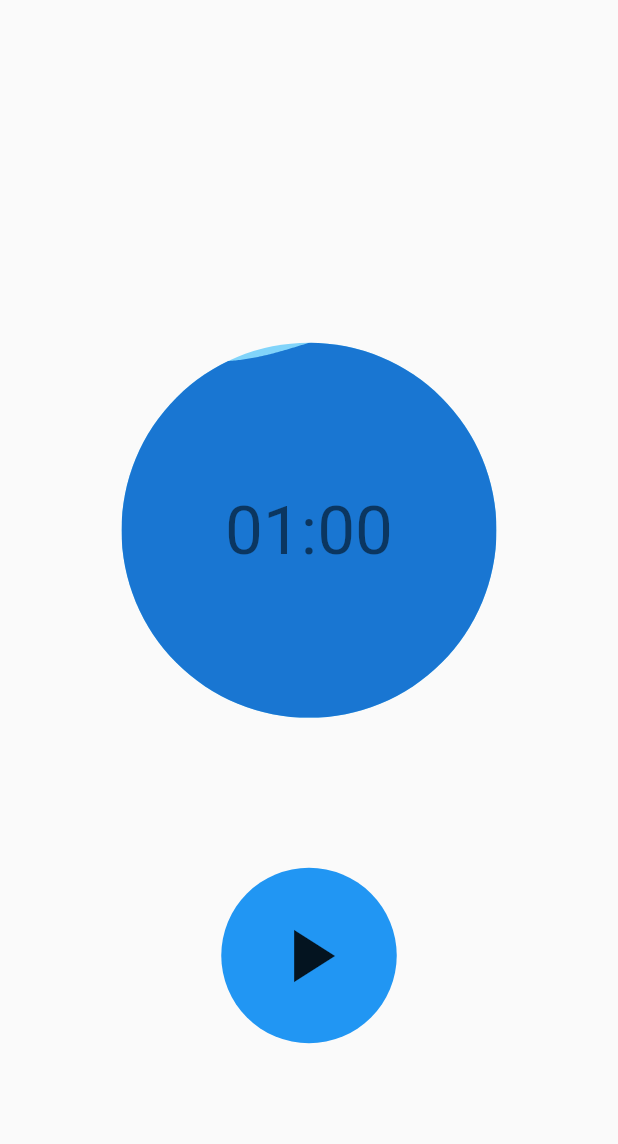
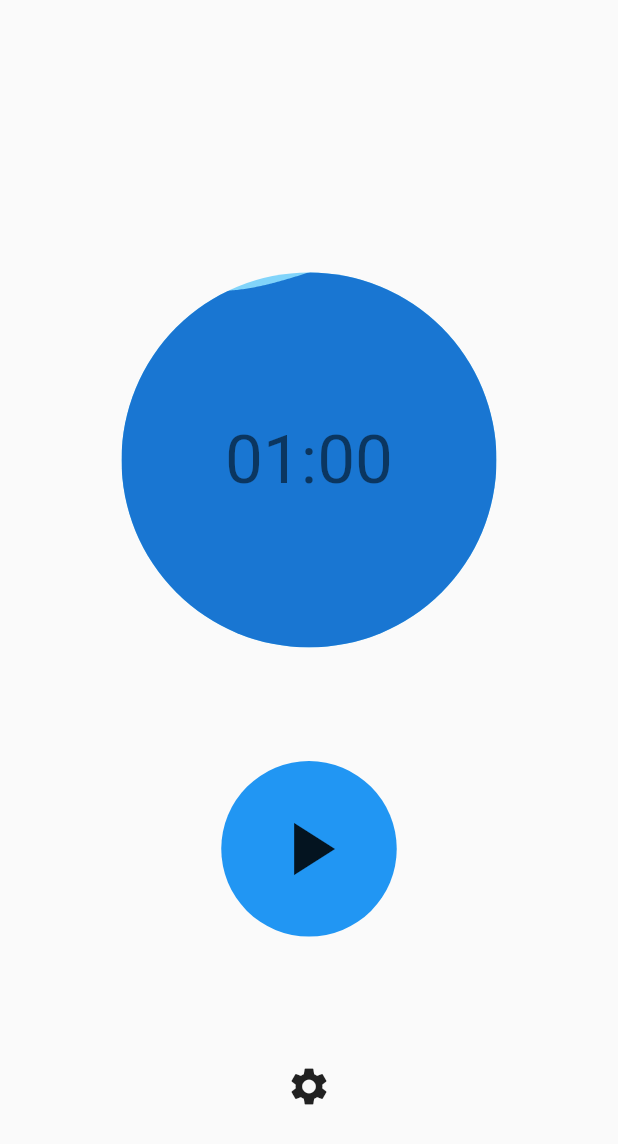
Before and after one commit to MatthieuNadeau96/flow_time_2, a Flutter app: the screen it shows after launch, on a phone screen of 412 x 824 dp. Shown: the top 1144 px of the screen. Run offline on Flutter 3.47's test engine with Material 2 defaults, Android fonts, the phone set to English and light mode, and no system bars; our stand-ins replace bloc, equatable, flutter_bloc, liquid_progress_indicator.

Commit message:
Add IconButton for Settings

```diff
--- a/lib/screens/timer_screen.dart
+++ b/lib/screens/timer_screen.dart
@@ -68,17 +68,20 @@ class TimerView extends StatelessWidget {
         children: [
           Column(
             crossAxisAlignment: CrossAxisAlignment.center,
-            mainAxisAlignment: MainAxisAlignment.center,
+            mainAxisAlignment: MainAxisAlignment.spaceEvenly,
             children: [
-              const Padding(
-                padding: EdgeInsets.symmetric(vertical: 100),
-                child: Center(child: TimerDisplay()),
-              ),
+              const SizedBox(height: 30),
+              const TimerDisplay(),
               ActionButtons(
                 animationController: animationController,
                 animation: animation,
                 radiansFromDegree: radiansFromDegree,
-              )
+              ),
+              IconButton(
+                onPressed: () {},
+                icon: const Icon(Icons.settings),
+                iconSize: 30,
+              ),
             ],
           )
         ],
```
